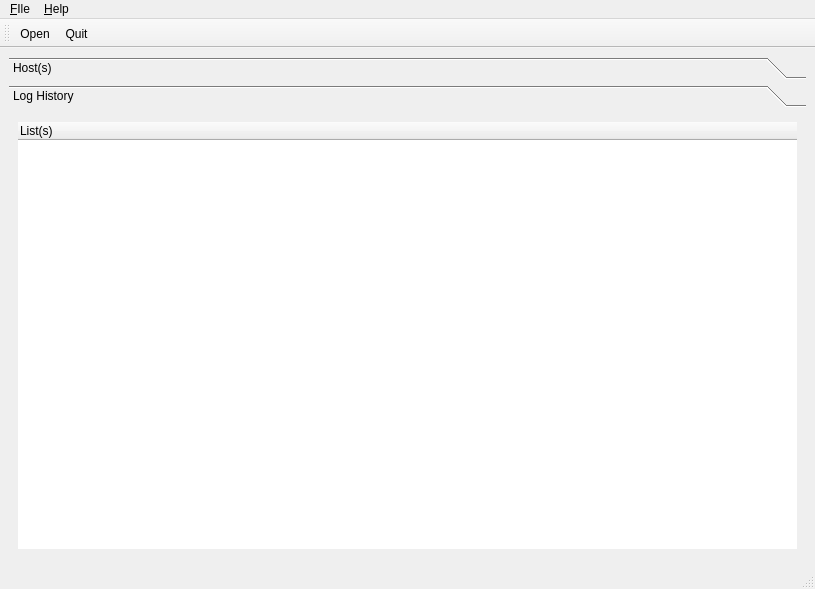
The window that nmapsi4-logr/src/mainwin.ui (nmapsi4/nmapsi4) describes before a commit, drawn with Qt 5.
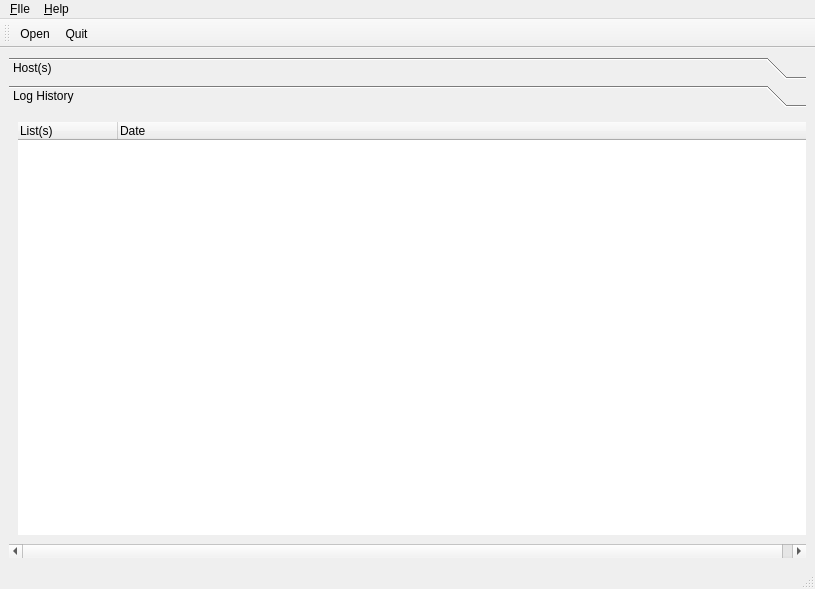
The same window after the commit. The open tabs and pages were chosen to show the change. Icons and pictures are not drawn.

```diff
--- a/nmapsi4-logr/src/mainwin.ui
+++ b/nmapsi4-logr/src/mainwin.ui
@@ -79,8 +79,8 @@
         <rect>
          <x>0</x>
          <y>0</y>
-         <width>94</width>
-         <height>62</height>
+         <width>797</width>
+         <height>400</height>
         </rect>
        </property>
        <attribute name="label" >
@@ -95,6 +95,12 @@
             <verstretch>0</verstretch>
            </sizepolicy>
           </property>
+          <property name="minimumSize" >
+           <size>
+            <width>789</width>
+            <height>0</height>
+           </size>
+          </property>
           <property name="frameShape" >
            <enum>QFrame::NoFrame</enum>
           </property>
@@ -112,6 +118,11 @@
             <string>List(s)</string>
            </property>
           </column>
+          <column>
+           <property name="text" >
+            <string>Date</string>
+           </property>
+          </column>
          </widget>
         </item>
        </layout>
```
